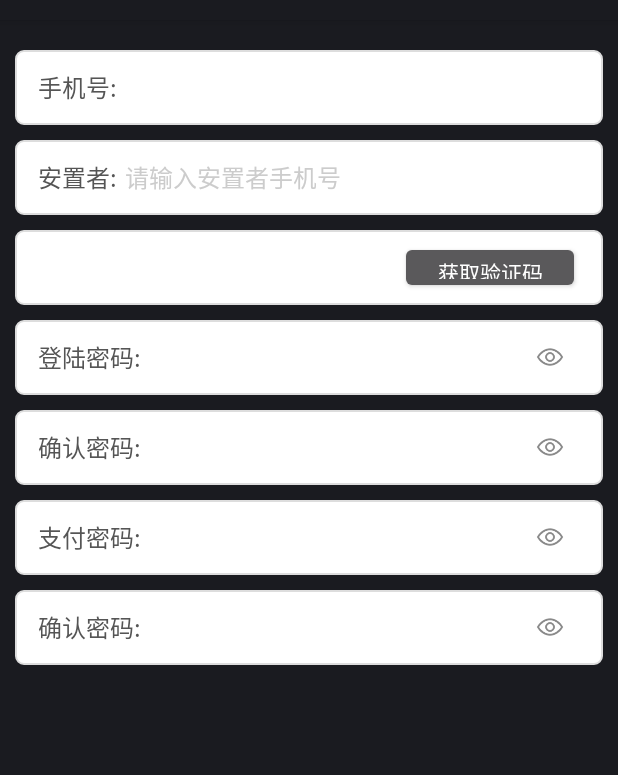
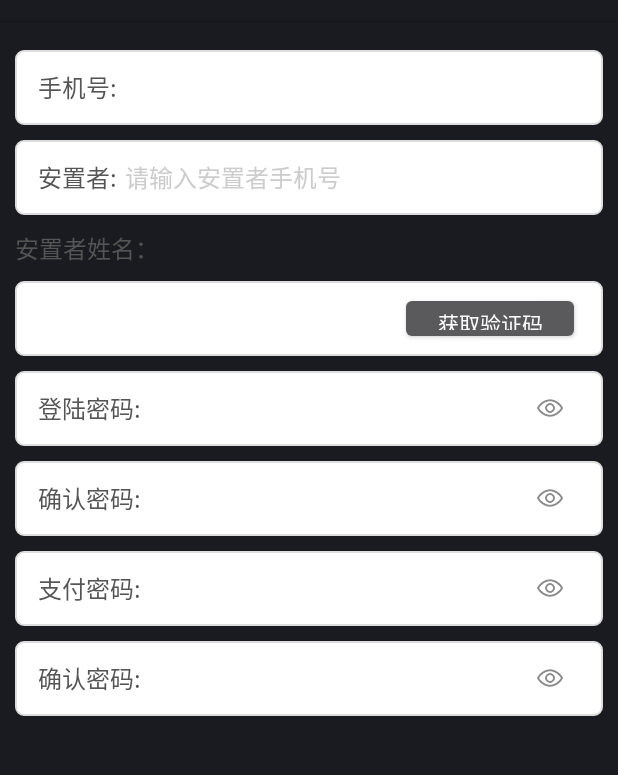
Before and after one commit to bouquet12138/deyun, an Android app: the layout login_layout_register.xml on its own in the app's theme, with its tools: preview values and no code run, on a phone screen of 412 x 824 dp, the part 64-839 px from its top. Run offline under Robolectric (Android 15) with nearby library versions, the phone set to English and light mode, and no system bars; plain views replace QMUIRoundButton.

Commit message:
完成界面

```diff
--- /dev/null
+++ b/common_lib/src/main/java/com/example/common_lib/java_bean/UserBean.java
@@ -0,0 +1,5 @@
+package com.example.common_lib.java_bean;
+
+public class UserBean {
+
+}
--- a/login_register/src/main/java/com/example/zhixiaoapp/presenter/LoginPresenter.java
+++ b/login_register/src/main/java/com/example/zhixiaoapp/presenter/LoginPresenter.java
@@ -14,7 +14,7 @@ public class LoginPresenter extends MVPBasePresenter<LoginContract.IView>
 
     private static final String TAG = "LoginPresenter";
 
-//    private LoginModel mModel = new LoginModel();
+//    private LoginAndRegisterModel mModel = new LoginAndRegisterModel();
 
     private final int ON_RESULT = 0;
     private final int NET_ERROR = 1;//网络错误
--- a/login_register/src/main/java/com/example/zhixiaoapp/presenter/StartPresenter.java
+++ b/login_register/src/main/java/com/example/zhixiaoapp/presenter/StartPresenter.java
@@ -12,7 +12,7 @@ import static android.content.Context.MODE_PRIVATE;
 
 public class StartPresenter extends MVPBasePresenter<StartContract.IView> implements StartContract.IPresenter {
 
-    /* private LoginModel mModel = new LoginModel();*/
+    /* private LoginAndRegisterModel mModel = new LoginAndRegisterModel();*/
 
     private final int ON_RESULT = 0;
     private final int END = 1;
--- a/login_register/src/main/res/layout/login_layout_register.xml
+++ b/login_register/src/main/res/layout/login_layout_register.xml
@@ -33,7 +33,7 @@
 
 
         <com.example.common_view.editText.MyEditText
-            android:id="@+id/place_user"
+            android:id="@+id/vertex_user_phone"
             android:layout_width="match_parent"
             android:layout_height="wrap_content"
             app:hint="请输入安置者手机号"
@@ -41,6 +41,14 @@
             app:maxLength="20"></com.example.common_view.editText.MyEditText>
 
     </LinearLayout>
+
+    <TextView
+        android:id="@+id/vertex_user_name"
+        android:layout_marginTop="10dp"
+        android:layout_width="match_parent"
+        android:layout_height="wrap_content"
+        android:text="安置者姓名："
+        />
 
     <LinearLayout style="@style/personInfoBackGroundStyle">
 
--- a/main_module/src/main/java/com/example/main_module/activity/AccountManagerActivity.java
+++ b/main_module/src/main/java/com/example/main_module/activity/AccountManagerActivity.java
@@ -197,4 +197,10 @@ public class AccountManagerActivity extends AppMvpBaseActivity implements View.O
     }
 
 
+
+
+
+
+
+
 }
```
Also changed, not shown: common_lib/src/main/java/com/example/common_lib/model/LoginAndRegisterModel.java (added, +75 -0 lines), common_lib/src/main/java/com/example/common_lib/model/UserModel.java (added, +22 -0 lines), login_register/src/main/java/com/example/zhixiaoapp/activity/RegisterActivity.java (+7 -2 lines).
